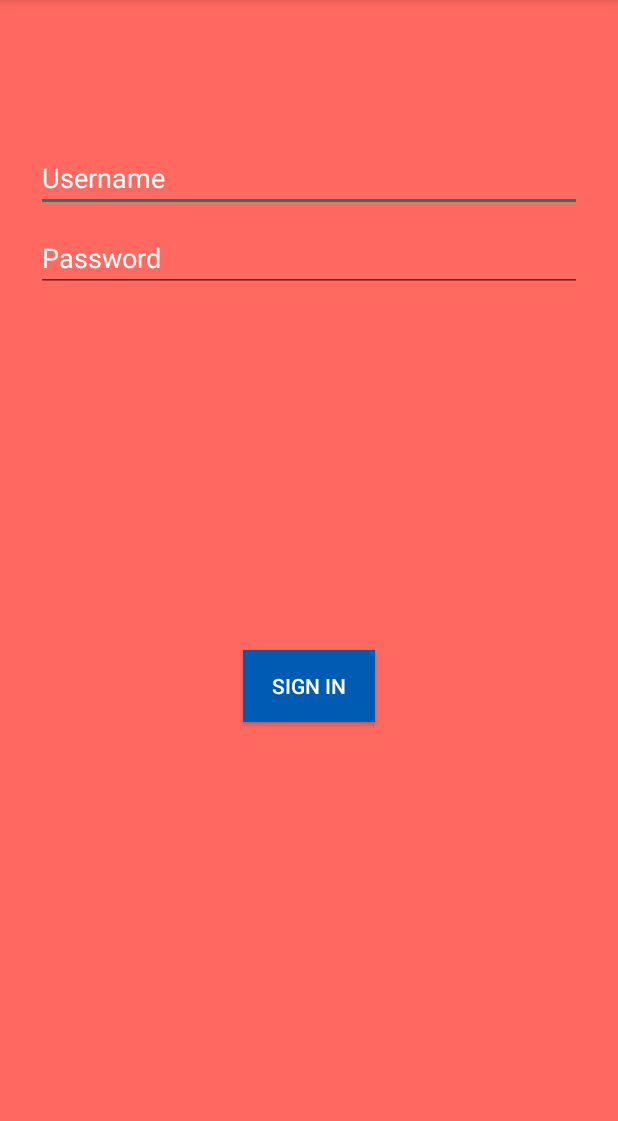
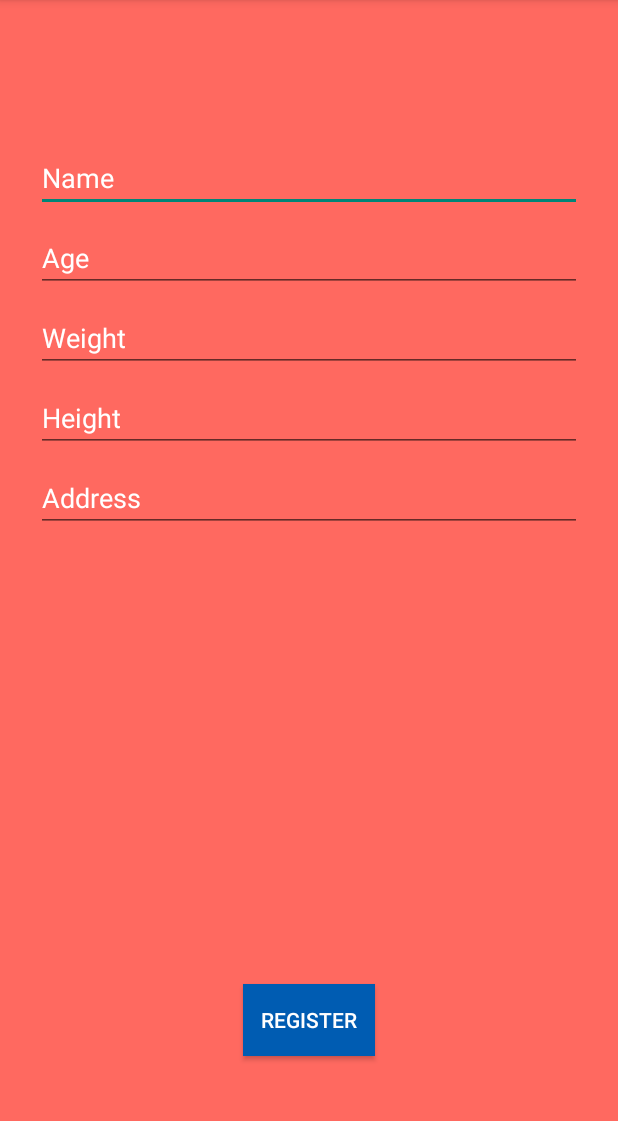
Before and after one commit to jokizly0212/marathonApplication, an Android app: the screen it shows after launch (MainActivity), on a phone screen of 412 x 824 dp, the part 84-1205 px from its top. Run offline under Robolectric (Android 15) with nearby library versions, the phone set to English and light mode, and no system bars.

Commit message:
register fragment and API

```diff
--- a/app/src/main/java/fi/metropolia/marathon/model/RequestsApi.kt
+++ b/app/src/main/java/fi/metropolia/marathon/model/RequestsApi.kt
@@ -4,6 +4,6 @@ import io.reactivex.Single
 import retrofit2.http.GET
 
 interface RequestsApi {
-    @GET("Harrisonnguyen1210/API/master/DeliveryTracker.json")
+    @GET("tranhuyviet/marathonAPI/master/marathonAPI.json")
     fun getRequests(): Single<List<Request>>
 }
--- a/app/src/main/java/fi/metropolia/marathon/model/model.kt
+++ b/app/src/main/java/fi/metropolia/marathon/model/model.kt
@@ -5,16 +5,18 @@ import com.google.gson.annotations.SerializedName
 data class Request(
     @SerializedName("id")
     val id: Int,
-    @SerializedName("status")
-    val status: String,
-    @SerializedName("published_at")
-    val startingDate: String,
-    @SerializedName("deliver_before")
-    val deadline: String,
-    @SerializedName("deliver_to")
-    val destination: String,
-    @SerializedName("customer")
-    val customer: String,
-    @SerializedName("info")
-    val info: String
+    @SerializedName("name")
+    val name: String,
+    @SerializedName("startDate")
+    val startDate: String,
+    @SerializedName("description")
+    val description: String,
+    @SerializedName("amount")
+    val amount: Int,
+    @SerializedName("startPoint")
+    val startPoint: String,
+    @SerializedName("endPoint")
+    val endPoint: String,
+    @SerializedName("image_url")
+    val image_url: String
 )
--- a/app/src/main/java/fi/metropolia/marathon/view/LoginFragment.kt
+++ b/app/src/main/java/fi/metropolia/marathon/view/RegisterFragment.kt
@@ -2,30 +2,29 @@ package fi.metropolia.marathon.view
 
 
 import android.os.Bundle
-import androidx.fragment.app.Fragment
 import android.view.LayoutInflater
 import android.view.View
 import android.view.ViewGroup
+import androidx.fragment.app.Fragment
 import androidx.navigation.Navigation
 import fi.metropolia.marathon.R
-import kotlinx.android.synthetic.main.fragment_login.*
+import kotlinx.android.synthetic.main.fragment_register.*
 
-class LoginFragment : Fragment() {
-
+class RegisterFragment: Fragment() {
     override fun onCreateView(
         inflater: LayoutInflater, container: ViewGroup?,
         savedInstanceState: Bundle?
     ): View? {
         // Inflate the layout for this fragment
-        return inflater.inflate(R.layout.fragment_login, container, false)
+        return inflater.inflate(R.layout.fragment_register, container, false)
     }
 
     override fun onViewCreated(view: View, savedInstanceState: Bundle?) {
         super.onViewCreated(view, savedInstanceState)
 
-        logInButton.setOnClickListener {
+        registerButton.setOnClickListener {
             val action =
-                LoginFragmentDirections.actionLoginFragmentToRequestsFragment()
+                RegisterFragmentDirections.actionRegisterFragmentToRequestsFragment()
             Navigation.findNavController(it).navigate(action)
         }
     }
--- a/app/src/main/java/fi/metropolia/marathon/view/RequestListAdapter.kt
+++ b/app/src/main/java/fi/metropolia/marathon/view/RequestListAdapter.kt
@@ -34,9 +34,9 @@ class RequestListAdapter(private val requestList: ArrayList<Request>):
                 RequestsFragmentDirections.actionRequestsFragmentToRequestDetail()
             Navigation.findNavController(it).navigate(action)
         }
-        holder.view.requestTitle.text = requestList[position].destination
-        holder.view.requestCustomer.text = requestList[position].customer
-        holder.view.requestDeadline.text = requestList[position].deadline
+        holder.view.requestName.text = requestList[position].name
+        holder.view.requestStartPoint.text = requestList[position].startPoint
+        holder.view.requestStartDate.text = requestList[position].startDate
     }
 
     class RequestViewHolder(var view: View): RecyclerView.ViewHolder(view)
--- /dev/null
+++ b/app/src/main/res/layout/fragment_register.xml
@@ -0,0 +1,123 @@
+<?xml version="1.0" encoding="utf-8"?>
+<androidx.constraintlayout.widget.ConstraintLayout xmlns:android="http://schemas.android.com/apk/res/android"
+    xmlns:app="http://schemas.android.com/apk/res-auto"
+    xmlns:tools="http://schemas.android.com/tools"
+    android:id="@+id/container"
+    android:layout_width="match_parent"
+    android:layout_height="match_parent"
+    android:background="#FF6960"
+    tools:context="fi.metropolia.marathon.view.RegisterFragment">
+
+    <EditText
+        android:id="@+id/userNameText"
+        android:layout_width="0dp"
+        android:layout_height="wrap_content"
+        android:layout_marginStart="24dp"
+        android:layout_marginTop="96dp"
+        android:layout_marginEnd="24dp"
+        android:hint="@string/userName"
+        android:selectAllOnFocus="true"
+        android:textColor="#fff"
+        android:textColorHint="#fff"
+        app:layout_constraintEnd_toEndOf="parent"
+        app:layout_constraintStart_toStartOf="parent"
+        app:layout_constraintTop_toTopOf="parent" />
+
+    <EditText
+        android:id="@+id/ageText"
+        android:layout_width="0dp"
+        android:layout_height="wrap_content"
+        android:layout_marginStart="24dp"
+        android:layout_marginTop="8dp"
+        android:layout_marginEnd="24dp"
+        android:hint="@string/age"
+        android:selectAllOnFocus="true"
+        android:textColor="#fff"
+        android:textColorHint="#fff"
+        app:layout_constraintEnd_toEndOf="parent"
+        app:layout_constraintStart_toStartOf="parent"
+        app:layout_constraintTop_toBottomOf="@+id/userNameText" />
+
+    <EditText
+        android:id="@+id/weightText"
+        android:layout_width="0dp"
+        android:layout_height="wrap_content"
+        android:layout_marginStart="24dp"
+        android:layout_marginTop="8dp"
+        android:layout_marginEnd="24dp"
+        android:hint="@string/weight"
+        android:selectAllOnFocus="true"
+        android:textColor="#fff"
+        android:textColorHint="#fff"
+        app:layout_constraintEnd_toEndOf="parent"
+        app:layout_constraintStart_toStartOf="parent"
+        app:layout_constraintTop_toBottomOf="@+id/ageText" />
+
+    <EditText
+        android:id="@+id/heightText"
+        android:layout_width="0dp"
+        android:layout_height="wrap_content"
+        android:layout_marginStart="24dp"
+        android:layout_marginTop="8dp"
+        android:layout_marginEnd="24dp"
+        android:hint="@string/height"
+        android:selectAllOnFocus="true"
+        android:textColor="#fff"
+        android:textColorHint="#fff"
+        app:layout_constraintEnd_toEndOf="parent"
+        app:layout_constraintStart_toStartOf="parent"
+        app:layout_constraintTop_toBottomOf="@+id/weightText" />
+
+    <EditText
+        android:id="@+id/addressText"
+        android:layout_width="0dp"
+        android:layout_height="wrap_content"
+        android:layout_marginStart="24dp"
+        android:layout_marginTop="8dp"
+        android:layout_marginEnd="24dp"
+        android:hint="@string/address"
+        android:selectAllOnFocus="true"
+        android:textColor="#fff"
+        android:textColorHint="#fff"
+        app:layout_constraintEnd_toEndOf="parent"
+        app:layout_constraintStart_toStartOf="parent"
+        app:layout_constraintTop_toBottomOf="@+id/heightText" />
+
+
+    <Button
+        android:id="@+id/registerButton"
+        android:layout_width="wrap_content"
+        android:layout_height="wrap_content"
+        android:layout_gravity="start"
+        android:layout_marginStart="24dp"
+        android:layout_marginLeft="24dp"
+        android:layout_marginTop="16dp"
+        android:layout_marginEnd="24dp"
+        android:layout_marginRight="24dp"
+        android:layout_marginBottom="64dp"
+        android:background="#005cb2"
+        android:text="@string/register_btn"
+        android:textColor="#fff"
+        app:layout_constraintBottom_toBottomOf="parent"
+        app:layout_constraintEnd_toEndOf="parent"
+        app:layout_constraintStart_toStartOf="parent"
+        app:layout_constraintTop_toBottomOf="@+id/passwordText" />
+
+    <ProgressBar
+        android:id="@+id/loading"
+        android:layout_width="wrap_content"
+        android:layout_height="wrap_content"
+        android:layout_gravity="center"
+        android:layout_marginStart="24dp"
+        android:layout_marginLeft="24dp"
+        android:layout_marginTop="24dp"
+        android:layout_marginEnd="24dp"
+        android:layout_marginRight="24dp"
+        android:layout_marginBottom="24dp"
+        android:visibility="gone"
+        app:layout_constraintBottom_toBottomOf="parent"
+        app:layout_constraintEnd_toEndOf="@+id/passwordText"
+        app:layout_constraintStart_toStartOf="@+id/passwordText"
+        app:layout_constraintTop_toTopOf="parent" />
+
+</androidx.constraintlayout.widget.ConstraintLayout>
--- a/app/src/main/res/layout/request_item.xml
+++ b/app/src/main/res/layout/request_item.xml
@@ -22,21 +22,21 @@
         android:orientation="vertical">
 
         <TextView
-            android:id="@+id/requestTitle"
+            android:id="@+id/requestName"
             android:layout_width="wrap_content"
             android:layout_height="wrap_content"
-            android:text="requestTitle" />
+            android:text="requestName" />
 
         <TextView
-            android:id="@+id/requestCustomer"
+            android:id="@+id/requestStartPoint"
             android:layout_width="wrap_content"
             android:layout_height="wrap_content"
-            android:text="requestCustomer" />
+            android:text="requestStartPoint" />
 
         <TextView
-            android:id="@+id/requestDeadline"
+            android:id="@+id/requestStartDate"
             android:layout_width="wrap_content"
             android:layout_height="wrap_content"
-            android:text="requestDeadline" />
+            android:text="requestStartDate" />
     </LinearLayout>
 </LinearLayout>
--- a/app/src/main/res/navigation/app_navigation.xml
+++ b/app/src/main/res/navigation/app_navigation.xml
@@ -3,17 +3,8 @@
     xmlns:app="http://schemas.android.com/apk/res-auto"
     xmlns:tools="http://schemas.android.com/tools"
     android:id="@+id/app_navigation"
-    app:startDestination="@id/loginFragment">
+    app:startDestination="@id/registerFragment">
 
-    <fragment
-        android:id="@+id/loginFragment"
-        android:name="fi.metropolia.marathon.view.LoginFragment"
-        android:label="fragment_login"
-        tools:layout="@layout/fragment_login" >
-        <action
-            android:id="@+id/action_loginFragment_to_requestsFragment"
-            app:destination="@id/requestsFragment" />
-    </fragment>
     <fragment
         android:id="@+id/requestsFragment"
         android:name="fi.metropolia.marathon.view.RequestsFragment"
@@ -28,4 +19,12 @@
         android:name="fi.metropolia.marathon.view.RequestDetail"
         android:label="fragment_request_detail"
         tools:layout="@layout/fragment_request_detail" />
+    <fragment
+        android:id="@+id/registerFragment"
+        android:name="fi.metropolia.marathon.view.RegisterFragment"
+        android:label="RegisterFragment" >
+        <action
+            android:id="@+id/action_registerFragment_to_requestsFragment"
+            app:destination="@id/requestsFragment" />
+    </fragment>
 </navigation>
--- a/app/src/main/res/values/strings.xml
+++ b/app/src/main/res/values/strings.xml
@@ -12,4 +12,11 @@
     <string name="invalid_username">Not a valid username</string>
     <string name="invalid_password">Password must be >5 characters</string>
     <string name="login_failed">"Login failed"</string>
+
+    <string name="userName">Name</string>
+    <string name="age">Age</string>
+    <string name="weight">Weight</string>
+    <string name="height">Height</string>
+    <string name="address">Address</string>
+    <string name="register_btn">Register</string>
 </resources>
```
Also changed, not shown: 1 other file.
